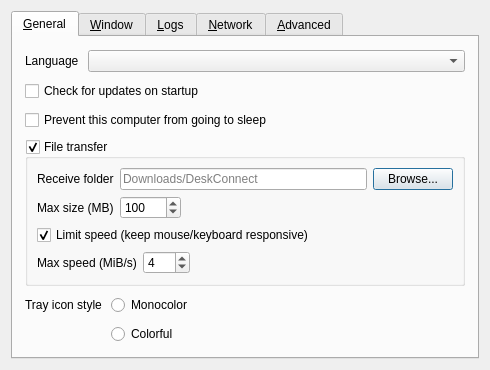
First picture: the form in src/lib/gui/dialogs/SettingsDialog.ui, repository youxia173/DeskConnect, before the edit.
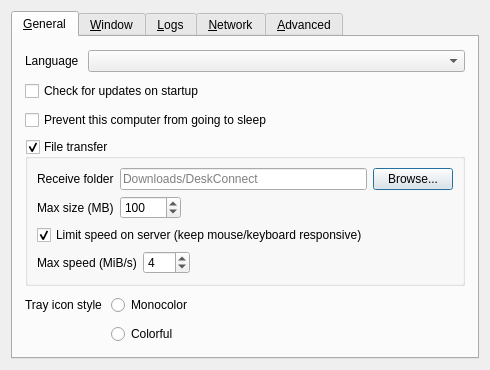
Second picture: the form after the edit. Icons and pictures are not drawn.

```diff
--- a/src/lib/gui/dialogs/SettingsDialog.ui
+++ b/src/lib/gui/dialogs/SettingsDialog.ui
@@ -172,7 +172,7 @@
              <string>Slow transfers so mouse and keyboard stay usable on the shared connection. Uncheck for maximum speed.</string>
             </property>
             <property name="text">
-             <string>Limit speed (keep mouse/keyboard responsive)</string>
+             <string>Limit speed on server (keep mouse/keyboard responsive)</string>
             </property>
             <property name="checked">
              <bool>true</bool>
```
Left out of the diff: 2 changed lines with no effect on the pictures.
